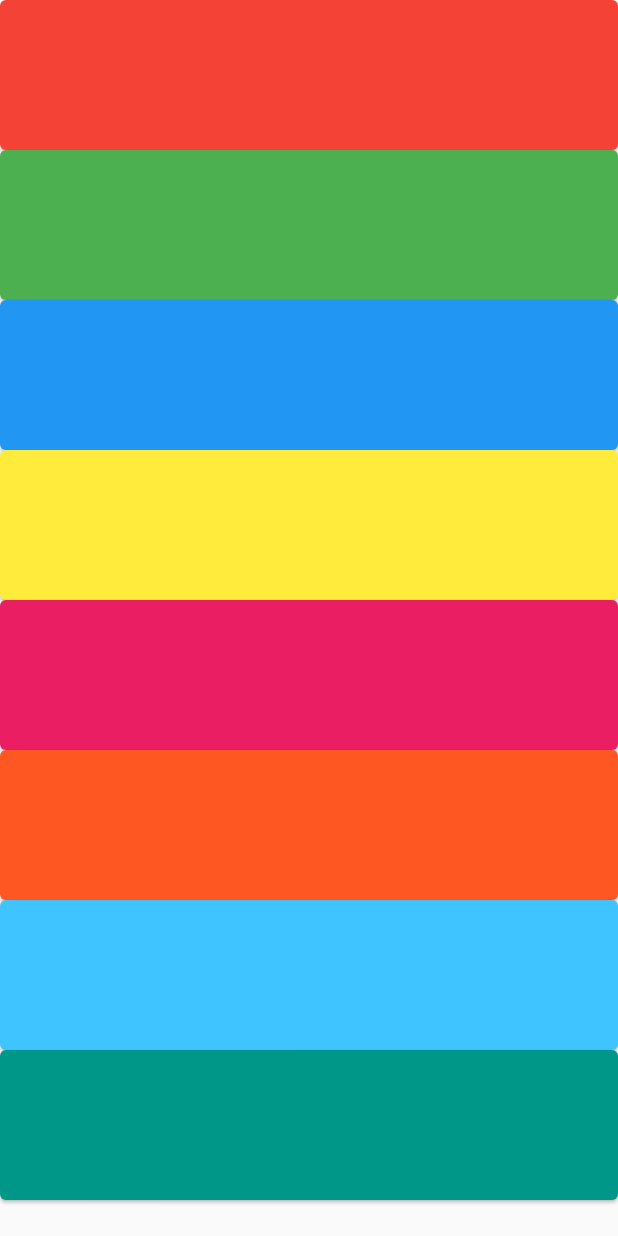
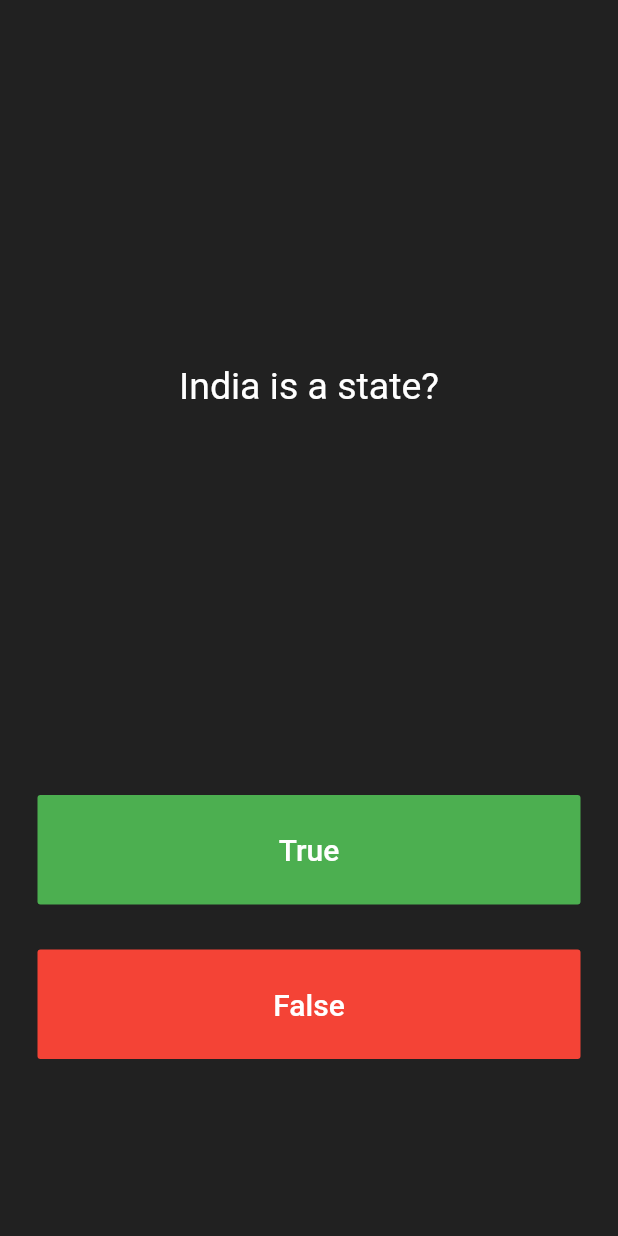
Before and after one commit to prakashsrv/flutter_app1, a Flutter app: the screen it shows after launch, on a phone screen of 412 x 824 dp. Run offline on Flutter 3.47's test engine with Material 2 defaults, Android fonts, the phone set to English and light mode, and no system bars.

Commit message:
QuizAppChallenge

```diff
--- a/lib/main.dart
+++ b/lib/main.dart
@@ -1,83 +1,148 @@
-import 'package:audioplayers/audioplayers.dart';
+import 'dart:math';
+
 import 'package:flutter/material.dart';
 
-void main() => runApp(XylophoneApp());
+void main() => runApp(Quizzler());
 
-class XylophoneApp extends StatelessWidget {
+class Quizzler extends StatelessWidget {
   @override
   Widget build(BuildContext context) {
     return MaterialApp(
       home: Scaffold(
+        backgroundColor: Colors.grey.shade900,
         body: SafeArea(
-          child: Column(
-            crossAxisAlignment: CrossAxisAlignment.stretch,
-            mainAxisAlignment: MainAxisAlignment.start,
-            children: [
-              Card(
-                color: Colors.red,
-                margin: EdgeInsets.symmetric(vertical: 0.0, horizontal: 0.0),
-                child: Padding(
-                  padding: EdgeInsets.all(50.0),
-                ),
-              ),
-              Card(
-                color: Colors.green,
-                margin: EdgeInsets.symmetric(vertical: 0.0, horizontal: 0.0),
-                child: Padding(
-                  padding: EdgeInsets.all(50.0),
-                ),
-              ),
-              Card(
-                color: Colors.blue,
-                margin: EdgeInsets.symmetric(vertical: 0.0, horizontal: 0.0),
-                child: Padding(
-                  padding: EdgeInsets.all(50.0),
-                ),
-              ),
-              Card(
-                color: Colors.yellow,
-                margin: EdgeInsets.symmetric(vertical: 0.0, horizontal: 0.0),
-                child: Padding(
-                  padding: EdgeInsets.all(50.0),
-                ),
-              ),
-              Card(
-                color: Colors.pink,
-                margin: EdgeInsets.symmetric(vertical: 0.0, horizontal: 0.0),
-                child: Padding(
-                  padding: EdgeInsets.all(50.0),
-                ),
-              ),
-              Card(
-                color: Colors.deepOrange,
-                margin: EdgeInsets.symmetric(vertical: 0.0, horizontal: 0.0),
-                child: Padding(
-                  padding: EdgeInsets.all(50.0),
-                ),
-              ),
-              Card(
-                color: Colors.lightBlueAccent,
-                margin: EdgeInsets.symmetric(vertical: 0.0, horizontal: 0.0),
-                child: Padding(
-                  padding: EdgeInsets.all(50.0),
-                ),
-              ),
-              GestureDetector(
-                onTap:(){
-
-              },
-                child: Card(
-                  color: Colors.teal,
-                  margin: EdgeInsets.symmetric(vertical: 0.0, horizontal: 0.0),
-                  child: Padding(
-                    padding: EdgeInsets.all(50.0),
-                  ),
-                ),
-              ),
-            ],
+          child: Padding(
+            padding: EdgeInsets.symmetric(horizontal: 10.0),
+            child: QuizPage(),
           ),
         ),
       ),
     );
   }
 }
+
+class QuizPage extends StatefulWidget {
+  @override
+  _QuizPageState createState() => _QuizPageState();
+}
+
+class _QuizPageState extends State<QuizPage> {
+  List<Icon> scoreKeeper = [
+  ];
+
+  List<String> questions = [
+    "India is a country?",
+    "India is a state?",
+    "India is a city?",
+    "India is a place?"
+  ];
+  static var _random = new Random();
+  static var questionNumber = _random.nextInt(2) + 1;
+
+  @override
+  Widget build(BuildContext context) {
+    return Column(
+      mainAxisAlignment: MainAxisAlignment.spaceBetween,
+      crossAxisAlignment: CrossAxisAlignment.stretch,
+      children: <Widget>[
+        Expanded(
+          flex: 5,
+          child: Padding(
+            padding: EdgeInsets.all(10.0),
+            child: Center(
+              child: Text(
+                questions.elementAt(questionNumber),
+                textAlign: TextAlign.center,
+                style: TextStyle(
+                  fontSize: 25.0,
+                  color: Colors.white,
+                ),
+              ),
+            ),
+          ),
+        ),
+        Expanded(
+          child: Padding(
+            padding: EdgeInsets.all(15.0),
+            child: FlatButton(
+              textColor: Colors.white,
+              color: Colors.green,
+              child: Text(
+                'True',
+                style: TextStyle(
+                  color: Colors.white,
+                  fontSize: 20.0,
+                ),
+              ),
+              onPressed: () {
+                setState(() {});
+                if (questionNumber == 1) {
+                  scoreKeeper.add(
+                    Icon(
+                      Icons.check_outlined,
+                      color: Colors.red,
+                    ),
+                  );
+                  questionNumber = _random.nextInt(2) + 1;
+                  setState(() {
+
+                  });
+                } else if (questionNumber == 2) {
+                  scoreKeeper.add(
+                    Icon(
+                      Icons.close,
+                      color: Colors.green,
+                    ),
+                  );
+                  questionNumber = _random.nextInt(2) + 1;
+                }else if(questionNumber == 3){
+                  scoreKeeper.add(
+                    Icon(
+                      Icons.close,
+                      color: Colors.green,
+                    ),
+                  );
+                  questionNumber = _random.nextInt(2) + 1;
+                } else {
+                  scoreKeeper.add(
+                    Icon(
+                      Icons.check_outlined,
+                      color: Colors.red,
+                    ),
+                  );
+                  questionNumber = _random.nextInt(2) + 1;
+                }
+                //The user picked true.
+              },
+            ),
+          ),
+        ),
+        Expanded(
+          child: Padding(
+            padding: EdgeInsets.all(15.0),
+            child: FlatButton(
+              color: Colors.red,
+              child: Text(
+                'False',
+                style: TextStyle(
+                  fontSize: 20.0,
+                  color: Colors.white,
+                ),
+              ),
+              onPressed: () {
+                //The user picked false.
+              },
+            ),
+          ),
+        ),
+        Expanded(child: Row(children: scoreKeeper))
+      ],
+    );
+  }
+}
+
+/*
+question1: 'You can lead a cow down stairs but not up stairs.', false,
+question2: 'Approximately one quarter of human bones are in the feet.', true,
+question3: 'A slug\'s blood is green.', true,
+*/
--- a/pubspec.yaml
+++ b/pubspec.yaml
@@ -14,7 +14,6 @@ dependencies:
 
 
   cupertino_icons: ^1.0.2
-  audioplayers: ^0.19.0
 
 dev_dependencies:
   flutter_test:
@@ -25,7 +24,6 @@ flutter:
   uses-material-design: true
   assets:
     - images/
-    - assets/
 
   fonts:
     - family: Pacifico
```
Also changed, not shown: pubspec.lock.
